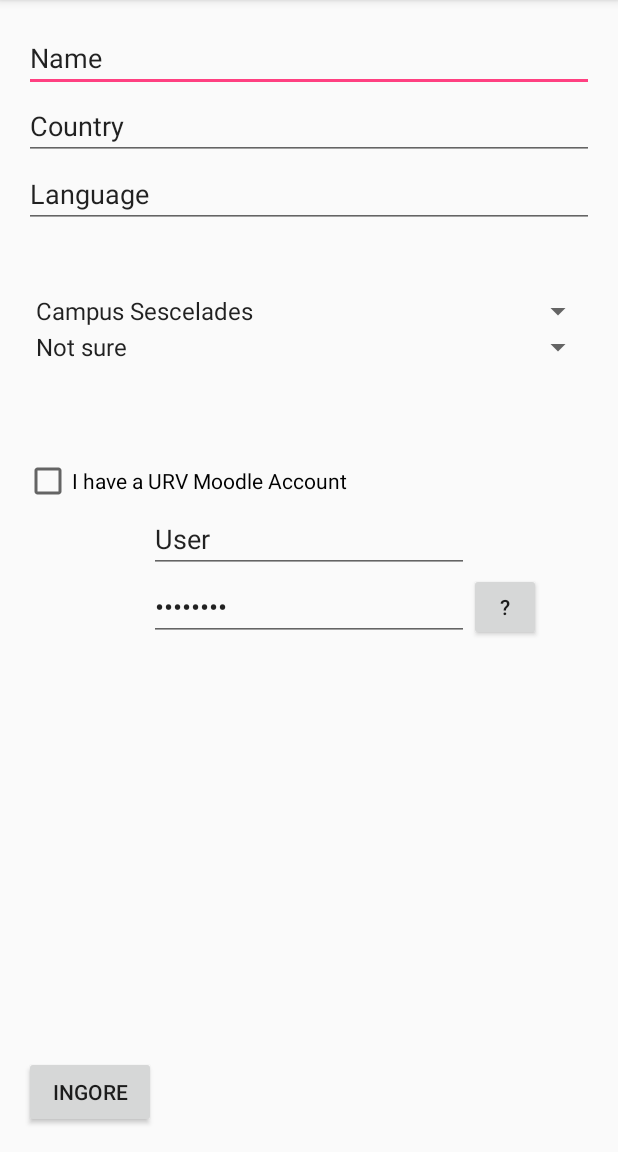
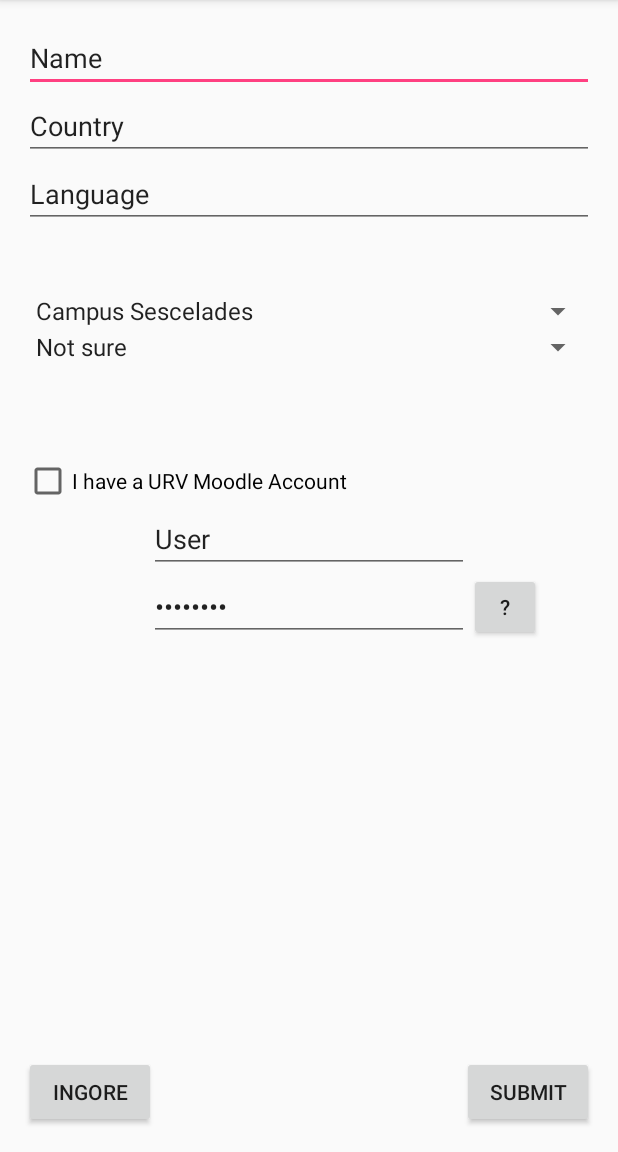
Before and after one commit to CodeathonURV/codeathonurv2016_LoremIpsum, an Android app: the screen it shows after launch (FormWelcome), on a phone screen of 412 x 824 dp, the part 84-1236 px from its top. Run offline under Robolectric (Android 15) with nearby library versions, the phone set to English and light mode, and no system bars.

Commit message:
form welcome boton ? con info

```diff
--- a/app/src/main/res/layout/content_form_welcome.xml
+++ b/app/src/main/res/layout/content_form_welcome.xml
@@ -97,7 +97,8 @@
         android:layout_below="@+id/editText4"
         android:layout_alignBottom="@+id/editText5"
         android:layout_toEndOf="@+id/editText5"
-        android:layout_toRightOf="@+id/editText5" />
+        android:layout_toRightOf="@+id/editText5"
+        android:onClick="botoinfo" />
 
     <Spinner
         android:layout_width="match_parent"
@@ -107,9 +108,15 @@
         android:layout_alignParentLeft="true"
         android:layout_alignParentStart="true" />
    <Button
-       android:layout_width="wrap_content"
-       android:layout_height="wrap_content"
-       android:text="Ingore"
-       android:layout_alignParentLeft="true"
-       android:layout_alignParentBottom="true"/>
+    android:layout_width="wrap_content"
+    android:layout_height="wrap_content"
+    android:text="Ingore"
+    android:layout_alignParentLeft="true"
+    android:layout_alignParentBottom="true"/>
+    <Button
+        android:layout_width="wrap_content"
+        android:layout_height="wrap_content"
+        android:text="Submit"
+        android:layout_alignParentRight="true"
+        android:layout_alignParentBottom="true"/>
 </RelativeLayout>
```
Also changed, not shown: app/src/main/java/com/codeathonurv2016/loremipsum/welcomeurv/FormWelcome.java (+9 -0 lines).
